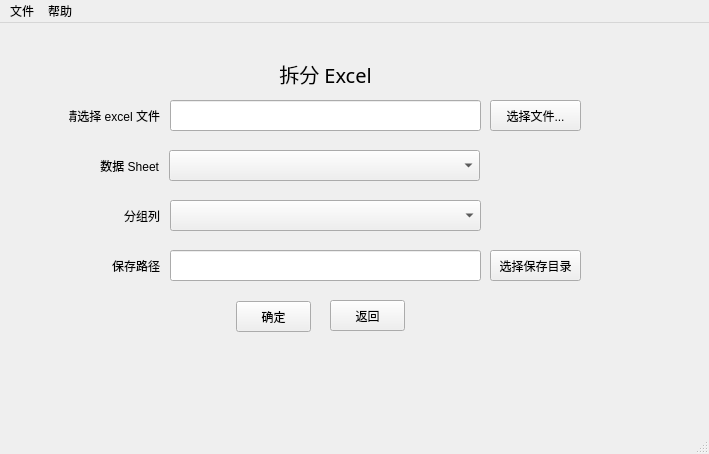
This is splitonlywindow.ui in ainiaa/splitExcel as Qt 5 draws it before an edit. The edited form follows.
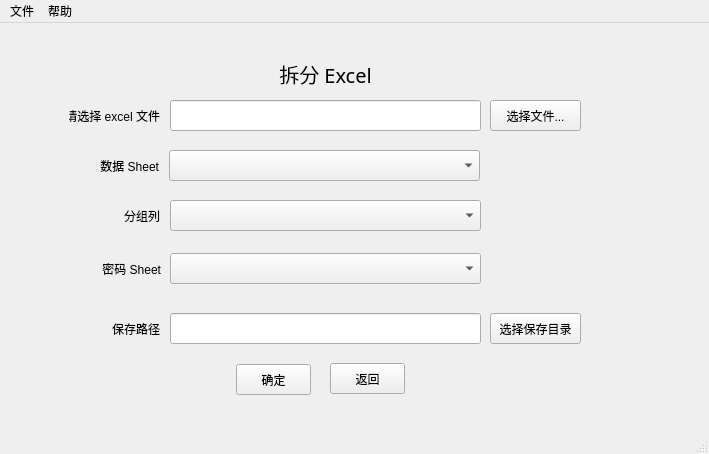
This is the edited form. Icons and pictures are not drawn.

Diff of the .ui file:
```diff
--- a/splitonlywindow.ui
+++ b/splitonlywindow.ui
@@ -28,7 +28,7 @@
     <property name="geometry">
      <rect>
       <x>490</x>
-      <y>227</y>
+      <y>290</y>
       <width>91</width>
       <height>31</height>
      </rect>
@@ -57,7 +57,7 @@
     <property name="geometry">
      <rect>
       <x>69</x>
-      <y>227</y>
+      <y>290</y>
       <width>91</width>
       <height>31</height>
      </rect>
@@ -124,7 +124,7 @@
     <property name="geometry">
      <rect>
       <x>170</x>
-      <y>227</y>
+      <y>290</y>
       <width>311</width>
       <height>31</height>
      </rect>
@@ -189,7 +189,7 @@
     <property name="geometry">
      <rect>
       <x>330</x>
-      <y>277</y>
+      <y>340</y>
       <width>75</width>
       <height>31</height>
      </rect>
@@ -202,7 +202,7 @@
     <property name="geometry">
      <rect>
       <x>236</x>
-      <y>278</y>
+      <y>341</y>
       <width>75</width>
       <height>31</height>
      </rect>
@@ -211,6 +211,32 @@
      <string>确定</string>
     </property>
    </widget>
+   <widget class="QLabel" name="passwordLabel">
+    <property name="geometry">
+     <rect>
+      <x>70</x>
+      <y>230</y>
+      <width>91</width>
+      <height>31</height>
+     </rect>
+    </property>
+    <property name="text">
+     <string>密码 Sheet</string>
+    </property>
+    <property name="alignment">
+     <set>Qt::AlignRight|Qt::AlignTrailing|Qt::AlignVCenter</set>
+    </property>
+   </widget>
+   <widget class="QComboBox" name="passwordComboBox">
+    <property name="geometry">
+     <rect>
+      <x>170</x>
+      <y>230</y>
+      <width>311</width>
+      <height>31</height>
+     </rect>
+    </property>
+   </widget>
   </widget>
   <widget class="QMenuBar" name="menubar">
    <property name="geometry">
```
